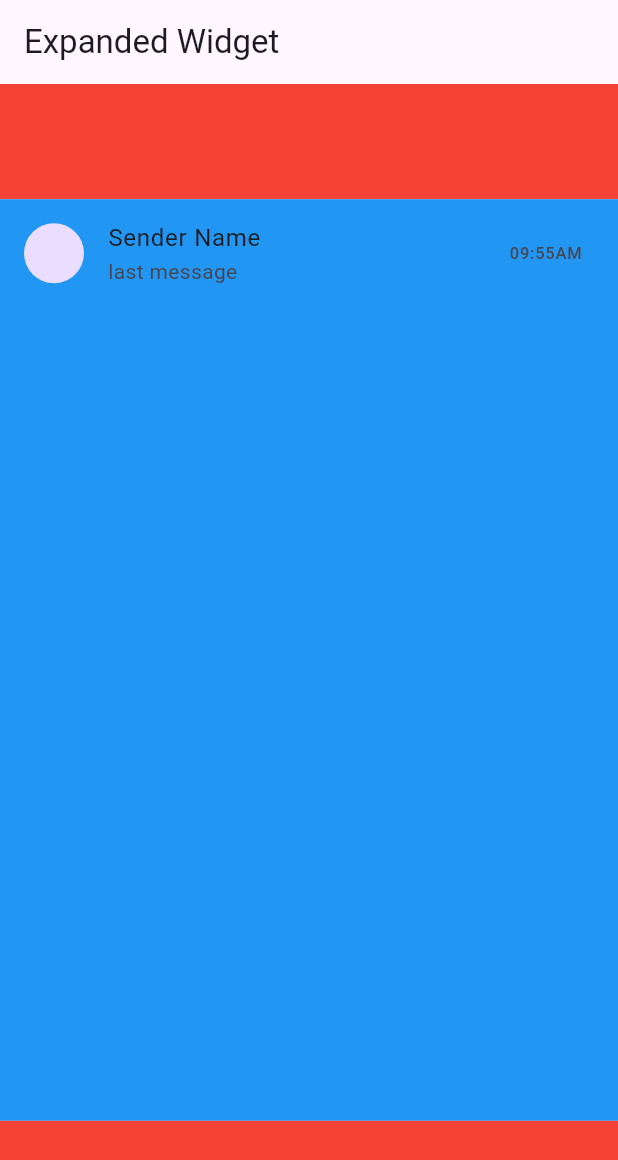
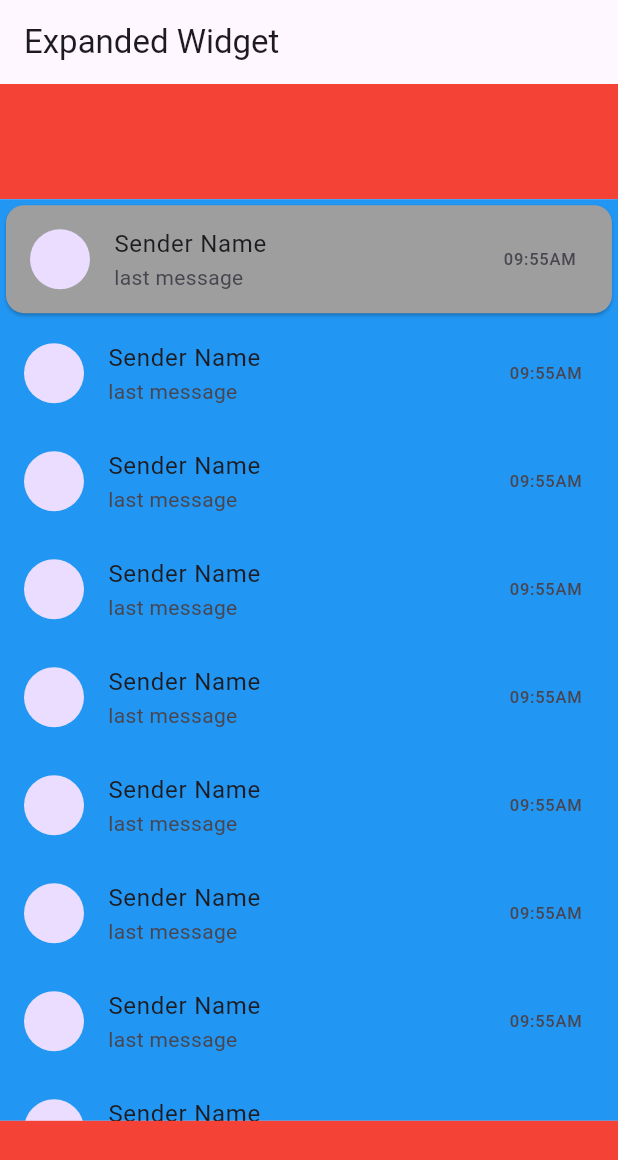
Before and after one commit to Areeba-ai05/whatsapp-clone, a Flutter app: the screen it shows after launch, on a phone screen of 412 x 824 dp. Shown: the top 1160 px of the screen. Run offline on Flutter 3.47's test engine with Material 3 defaults, Android fonts, the phone set to English and light mode, and no system bars.

Commit message:
update code

```diff
--- a/lib/whatsapp/wapp.dart
+++ b/lib/whatsapp/wapp.dart
@@ -23,12 +23,141 @@ class ExpandedClass extends StatelessWidget {
                 child: SingleChildScrollView(
                   child: Column(
                     children: [
+                      Card(
+                        color: Colors.grey,
+                        child: ListTile(
+                          leading: CircleAvatar(),
+                          title: Text('Sender Name'),
+                          subtitle: Text('last message'),
+                          trailing: Text('09:55AM'),
+                        ),
+                      ),
                       ListTile(
                         leading: CircleAvatar(),
                         title: Text('Sender Name'),
                         subtitle: Text('last message'),
                         trailing: Text('09:55AM'),
-                      )
+                      ),
+                      ListTile(
+                        leading: CircleAvatar(),
+                        title: Text('Sender Name'),
+                        subtitle: Text('last message'),
+                        trailing: Text('09:55AM'),
+                      ),
+                      ListTile(
+                        leading: CircleAvatar(),
+                        title: Text('Sender Name'),
+                        subtitle: Text('last message'),
+                        trailing: Text('09:55AM'),
+                      ),
+                      ListTile(
+                        leading: CircleAvatar(),
+                        title: Text('Sender Name'),
+                        subtitle: Text('last message'),
+                        trailing: Text('09:55AM'),
+                      ),
+                      ListTile(
+                        leading: CircleAvatar(),
+                        title: Text('Sender Name'),
+                        subtitle: Text('last message'),
+                        trailing: Text('09:55AM'),
+                      ),
+                      ListTile(
+                        leading: CircleAvatar(),
+                        title: Text('Sender Name'),
+                        subtitle: Text('last message'),
+                        trailing: Text('09:55AM'),
+                      ),
+                      ListTile(
+                        leading: CircleAvatar(),
+                        title: Text('Sender Name'),
+                        subtitle: Text('last message'),
+                        trailing: Text('09:55AM'),
+                      ),
+                      ListTile(
+                        leading: CircleAvatar(),
+                        title: Text('Sender Name'),
+                        subtitle: Text('last message'),
+                        trailing: Text('09:55AM'),
+                      ),
+                      ListTile(
+                        leading: CircleAvatar(),
+                        title: Text('Sender Name'),
+                        subtitle: Text('last message'),
+                        trailing: Text('09:55AM'),
+                      ),
+                      ListTile(
+                        leading: CircleAvatar(),
+                        title: Text('Sender Name'),
+                        subtitle: Text('last message'),
+                        trailing: Text('09:55AM'),
+                      ),
+                      ListTile(
+                        leading: CircleAvatar(),
+                        title: Text('Sender Name'),
+                        subtitle: Text('last message'),
+                        trailing: Text('09:55AM'),
+                      ),
+                      ListTile(
+                        leading: CircleAvatar(),
+                        title: Text('Sender Name'),
+                        subtitle: Text('last message'),
+                        trailing: Text('09:55AM'),
+                      ),
+                      ListTile(
+                        leading: CircleAvatar(),
+                        title: Text('Sender Name'),
+                        subtitle: Text('last message'),
+                        trailing: Text('09:55AM'),
+                      ),
+                      ListTile(
+                        leading: CircleAvatar(),
+                        title: Text('Sender Name'),
+                        subtitle: Text('last message'),
+                        trailing: Text('09:55AM'),
+                      ),
+                      ListTile(
+                        leading: CircleAvatar(),
+                        title: Text('Sender Name'),
+                        subtitle: Text('last message'),
+                        trailing: Text('09:55AM'),
+                      ),
+                      ListTile(
+                        leading: CircleAvatar(),
+                        title: Text('Sender Name'),
+                        subtitle: Text('last message'),
+                        trailing: Text('09:55AM'),
+                      ),
+                      ListTile(
+                        leading: CircleAvatar(),
+                        title: Text('Sender Name'),
+                        subtitle: Text('last message'),
+                        trailing: Text('09:55AM'),
+                      ),
+                      ListTile(
+                        leading: CircleAvatar(),
+                        title: Text('Sender Name'),
+                        subtitle: Text('last message'),
+                        trailing: Text('09:55AM'),
+                      ),
+                      ListTile(
+                        leading: CircleAvatar(),
+                        title: Text('Sender Name'),
+                        subtitle: Text('last message'),
+                        trailing: Text('09:55AM'),
+                      ),
+                      ListTile(
+                        leading: CircleAvatar(),
+                        title: Text('Sender Name'),
+                        subtitle: Text('last message'),
+                        trailing: Text('09:55AM'),
+                      ),
+                      ListTile(
+                        leading: CircleAvatar(),
+                        title: Text('Sender Name'),
+                        subtitle: Text('last message'),
+                        trailing: Text('09:55AM'),
+                      ),
                     ],
                   ),
                 ),
```
